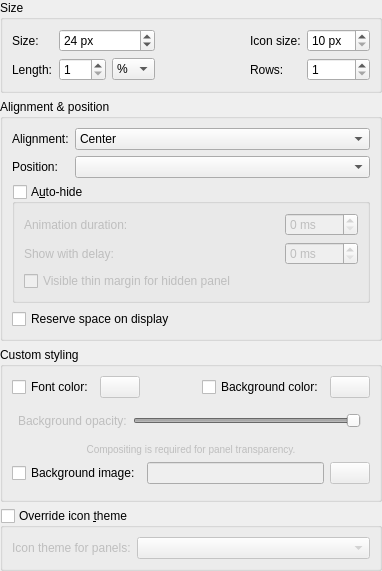
Old version of the form panel/config/configpanelwidget.ui in the repository lxqt/lxqt-panel.
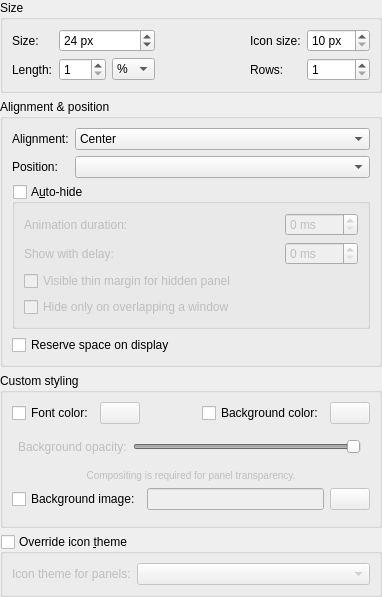
New version of the form. Icons and pictures are not drawn.

Commit message:
Optionally auto-hide panel only when it overlaps a window
With the new option checked (it's not checked by default), an auto-hiding panel gets hidden when it overlaps a window and is shown when there's no overlap.

Closes https://github.com/lxqt/lxqt-panel/issues/1515

What changed in the file:
```diff
--- a/panel/config/configpanelwidget.ui
+++ b/panel/config/configpanelwidget.ui
@@ -328,6 +328,13 @@
            </property>
           </widget>
          </item>
+         <item row="3" column="0" colspan="3">
+          <widget class="QCheckBox" name="checkBox_overlap">
+           <property name="text">
+            <string>Hide only on overlapping a window</string>
+           </property>
+          </widget>
+         </item>
         </layout>
        </widget>
       </item>
```
The commit also changes 4 other files.
